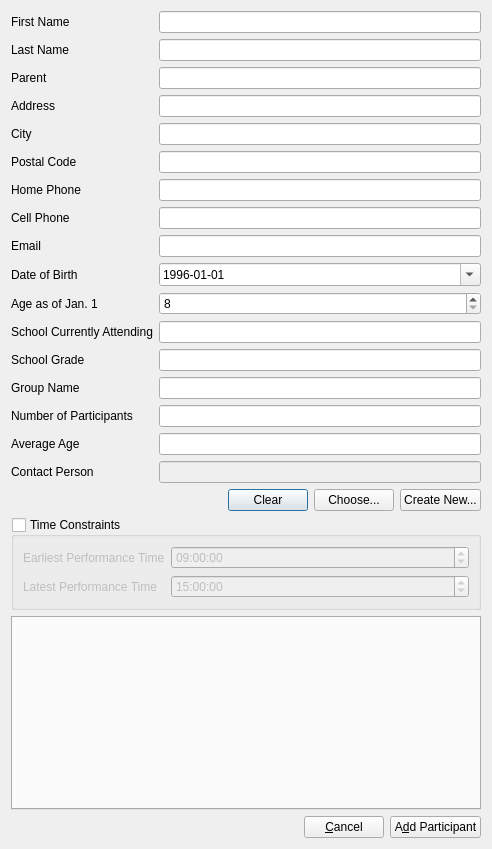
This is Forms/ui_addParticipantDialog.ui in diana134/afs as Qt 5 draws it before an edit. The edited form follows.
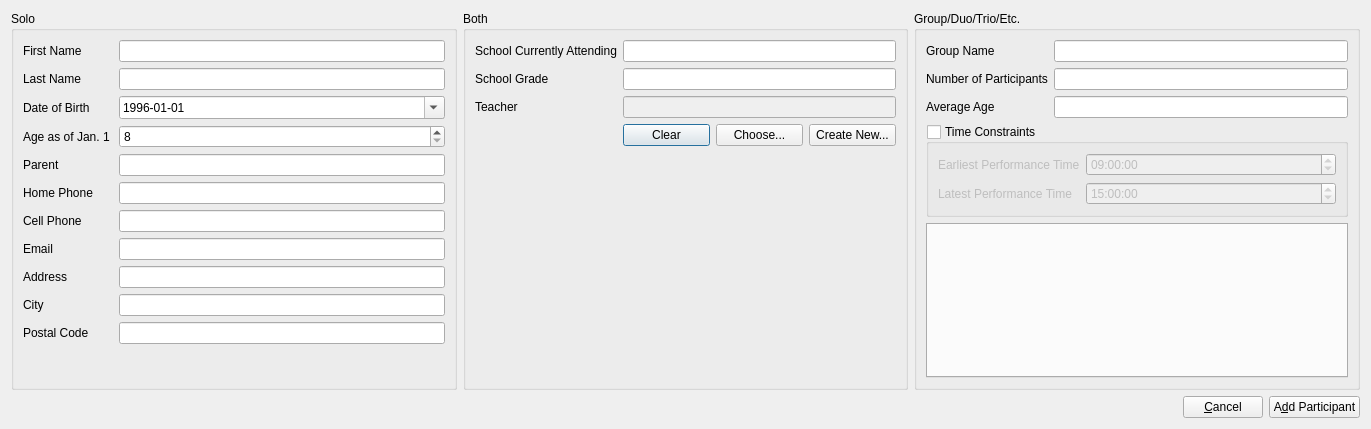
This is the edited form.

Commit message: Redesigned dialog for adding participants

```diff
--- a/Forms/ui_addParticipantDialog.ui
+++ b/Forms/ui_addParticipantDialog.ui
@@ -6,20 +6,143 @@
    <rect>
     <x>0</x>
     <y>0</y>
-    <width>492</width>
-    <height>849</height>
+    <width>1371</width>
+    <height>429</height>
    </rect>
   </property>
   <property name="windowTitle">
    <string>Dialog</string>
   </property>
   <layout class="QGridLayout" name="gridLayout">
-   <item row="0" column="0" colspan="3">
+   <item row="0" column="2">
+    <widget class="QGroupBox" name="groupBox_2">
+     <property name="title">
+      <string>Group/Duo/Trio/Etc.</string>
+     </property>
     <layout class="QFormLayout" name="formLayout">
      <property name="fieldGrowthPolicy">
       <enum>QFormLayout::AllNonFixedFieldsGrow</enum>
      </property>
      <item row="0" column="0">
+       <widget class="QLabel" name="groupNameLabel">
+        <property name="text">
+         <string>Group Name</string>
+        </property>
+       </widget>
+      </item>
+      <item row="0" column="1">
+       <widget class="QLineEdit" name="groupNameLineEdit"/>
+      </item>
+      <item row="1" column="0">
+       <widget class="QLabel" name="groupSizeLabel">
+        <property name="text">
+         <string>Number of Participants</string>
+        </property>
+       </widget>
+      </item>
+      <item row="1" column="1">
+       <widget class="QLineEdit" name="groupSizeLineEdit">
+        <property name="inputMethodHints">
+         <set>Qt::ImhDigitsOnly</set>
+        </property>
+       </widget>
+      </item>
+      <item row="2" column="0">
+       <widget class="QLabel" name="averageAgeLabel">
+        <property name="text">
+         <string>Average Age</string>
+        </property>
+       </widget>
+      </item>
+      <item row="2" column="1">
+       <widget class="QLineEdit" name="averageAgeLineEdit">
+        <property name="inputMethodHints">
+         <set>Qt::ImhDigitsOnly</set>
+        </property>
+       </widget>
+      </item>
+      <item row="3" column="0" colspan="2">
+       <widget class="QGroupBox" name="timeConstraintsGroupBox">
+        <property name="title">
+         <string>Time Constraints</string>
+        </property>
+        <property name="flat">
+         <bool>false</bool>
+        </property>
+        <property name="checkable">
+         <bool>true</bool>
+        </property>
+        <property name="checked">
+         <bool>false</bool>
+        </property>
+        <layout class="QFormLayout" name="formLayout_3">
+         <item row="0" column="0">
+          <widget class="QLabel" name="earliestPerformanceTimeLabel_2">
+           <property name="text">
+            <string>Earliest Performance Time</string>
+           </property>
+          </widget>
+         </item>
+         <item row="0" column="1">
+          <widget class="QTimeEdit" name="earliestPerformanceTimeTimeEdit">
+           <property name="time">
+            <time>
+             <hour>9</hour>
+             <minute>0</minute>
+             <second>0</second>
+            </time>
+           </property>
+          </widget>
+         </item>
+         <item row="1" column="0">
+          <widget class="QLabel" name="latestPerformanceTimeLabel_2">
+           <property name="text">
+            <string>Latest Performance Time</string>
+           </property>
+          </widget>
+         </item>
+         <item row="1" column="1">
+          <widget class="QTimeEdit" name="latestPerformanceTimeTimeEdit">
+           <property name="time">
+            <time>
+             <hour>15</hour>
+             <minute>0</minute>
+             <second>0</second>
+            </time>
+           </property>
+          </widget>
+         </item>
+        </layout>
+       </widget>
+      </item>
+      <item row="4" column="0" colspan="2">
+       <widget class="QTabWidget" name="participantTabWidget">
+        <property name="currentIndex">
+         <number>-1</number>
+        </property>
+       </widget>
+      </item>
+     </layout>
+     <zorder>groupNameLabel</zorder>
+     <zorder>groupSizeLabel</zorder>
+     <zorder>groupSizeLineEdit</zorder>
+     <zorder>averageAgeLabel</zorder>
+     <zorder>averageAgeLineEdit</zorder>
+     <zorder>groupNameLineEdit</zorder>
+     <zorder>timeConstraintsGroupBox</zorder>
+     <zorder>participantTabWidget</zorder>
+    </widget>
+   </item>
+   <item row="0" column="0">
+    <widget class="QGroupBox" name="groupBox">
+     <property name="title">
+      <string>Solo</string>
+     </property>
+     <layout class="QFormLayout" name="formLayout_2">
+      <property name="fieldGrowthPolicy">
+       <enum>QFormLayout::AllNonFixedFieldsGrow</enum>
+      </property>
+      <item row="0" column="0">
       <widget class="QLabel" name="firstNameLabel">
        <property name="text">
         <string>First Name</string>
@@ -40,225 +163,186 @@
       <widget class="QLineEdit" name="lastNameLineEdit"/>
      </item>
      <item row="2" column="0">
-      <widget class="QLabel" name="parentLabel">
+       <widget class="QLabel" name="dateOfBirthLabel">
        <property name="text">
-        <string>Parent</string>
+         <string>Date of Birth</string>
        </property>
       </widget>
      </item>
      <item row="2" column="1">
-      <widget class="QLineEdit" name="parentLineEdit"/>
+       <widget class="QDateEdit" name="dateOfBirthDateEdit">
+        <property name="autoFillBackground">
+         <bool>false</bool>
+        </property>
+        <property name="date">
+         <date>
+          <year>1996</year>
+          <month>1</month>
+          <day>1</day>
+         </date>
+        </property>
+        <property name="minimumDate">
+         <date>
+          <year>1900</year>
+          <month>1</month>
+          <day>1</day>
+         </date>
+        </property>
+        <property name="displayFormat">
+         <string>yyyy-MM-dd</string>
+        </property>
+        <property name="calendarPopup">
+         <bool>true</bool>
+        </property>
+       </widget>
      </item>
      <item row="3" column="0">
-      <widget class="QLabel" name="addressLabel">
+       <widget class="QLabel" name="ageLabel">
        <property name="text">
-        <string>Address</string>
+         <string>Age as of Jan. 1 </string>
        </property>
       </widget>
      </item>
      <item row="3" column="1">
-      <widget class="QLineEdit" name="addressLineEdit"/>
+       <widget class="QSpinBox" name="ageSpinBox">
+        <property name="minimum">
+         <number>8</number>
+        </property>
+       </widget>
      </item>
      <item row="4" column="0">
-      <widget class="QLabel" name="cityLabel">
+       <widget class="QLabel" name="parentLabel">
        <property name="text">
-        <string>City</string>
+         <string>Parent</string>
        </property>
       </widget>
      </item>
      <item row="4" column="1">
-      <widget class="QLineEdit" name="cityLineEdit"/>
+       <widget class="QLineEdit" name="parentLineEdit"/>
      </item>
      <item row="5" column="0">
-      <widget class="QLabel" name="postalCodeLabel">
-       <property name="text">
-        <string>Postal Code</string>
-       </property>
-      </widget>
-     </item>
-     <item row="5" column="1">
-      <widget class="QLineEdit" name="postalCodeLineEdit">
-       <property name="inputMethodHints">
-        <set>Qt::ImhNone</set>
-       </property>
-      </widget>
-     </item>
-     <item row="6" column="0">
       <widget class="QLabel" name="homePhoneLabel">
        <property name="text">
         <string>Home Phone</string>
        </property>
       </widget>
      </item>
-     <item row="6" column="1">
+      <item row="5" column="1">
       <widget class="QLineEdit" name="homePhoneLineEdit">
        <property name="inputMethodHints">
         <set>Qt::ImhDigitsOnly</set>
        </property>
       </widget>
      </item>
-     <item row="7" column="0">
+      <item row="6" column="0">
       <widget class="QLabel" name="cellPhoneLabel">
        <property name="text">
         <string>Cell Phone</string>
        </property>
       </widget>
      </item>
-     <item row="7" column="1">
+      <item row="6" column="1">
       <widget class="QLineEdit" name="cellPhoneLineEdit">
        <property name="inputMethodHints">
         <set>Qt::ImhDigitsOnly</set>
        </property>
       </widget>
      </item>
-     <item row="8" column="0">
+      <item row="7" column="0">
       <widget class="QLabel" name="emailLabel">
        <property name="text">
         <string>Email</string>
        </property>
       </widget>
      </item>
-     <item row="8" column="1">
+      <item row="7" column="1">
       <widget class="QLineEdit" name="emailLineEdit">
        <property name="inputMethodHints">
         <set>Qt::ImhEmailCharactersOnly</set>
        </property>
       </widget>
      </item>
+      <item row="8" column="0">
+       <widget class="QLabel" name="addressLabel">
+        <property name="text">
+         <string>Address</string>
+        </property>
+       </widget>
+      </item>
+      <item row="8" column="1">
+       <widget class="QLineEdit" name="addressLineEdit"/>
+      </item>
      <item row="9" column="0">
-      <widget class="QLabel" name="dateOfBirthLabel">
+       <widget class="QLabel" name="cityLabel">
        <property name="text">
-        <string>Date of Birth</string>
+         <string>City</string>
        </property>
       </widget>
      </item>
      <item row="9" column="1">
-      <widget class="QDateEdit" name="dateOfBirthDateEdit">
-       <property name="autoFillBackground">
-        <bool>false</bool>
-       </property>
-       <property name="date">
-        <date>
-         <year>1996</year>
-         <month>1</month>
-         <day>1</day>
-        </date>
-       </property>
-       <property name="minimumDate">
-        <date>
-         <year>1900</year>
-         <month>1</month>
-         <day>1</day>
-        </date>
-       </property>
-       <property name="displayFormat">
-        <string>yyyy-MM-dd</string>
-       </property>
-       <property name="calendarPopup">
-        <bool>true</bool>
-       </property>
-      </widget>
+       <widget class="QLineEdit" name="cityLineEdit"/>
      </item>
      <item row="10" column="0">
-      <widget class="QLabel" name="ageLabel">
+       <widget class="QLabel" name="postalCodeLabel">
        <property name="text">
-        <string>Age as of Jan. 1 </string>
+         <string>Postal Code</string>
        </property>
       </widget>
      </item>
      <item row="10" column="1">
-      <widget class="QSpinBox" name="ageSpinBox">
-       <property name="minimum">
-        <number>8</number>
+       <widget class="QLineEdit" name="postalCodeLineEdit">
+        <property name="inputMethodHints">
+         <set>Qt::ImhNone</set>
        </property>
       </widget>
      </item>
-     <item row="11" column="0">
+     </layout>
+    </widget>
+   </item>
+   <item row="0" column="1">
+    <widget class="QGroupBox" name="groupBox_3">
+     <property name="title">
+      <string>Both</string>
+     </property>
+     <layout class="QFormLayout" name="formLayout_5">
+      <item row="0" column="0">
       <widget class="QLabel" name="schoolAttendingLabel">
        <property name="text">
         <string>School Currently Attending</string>
        </property>
       </widget>
      </item>
-     <item row="11" column="1">
+      <item row="0" column="1">
       <widget class="QLineEdit" name="schoolAttendingLineEdit"/>
      </item>
-     <item row="12" column="0">
+      <item row="1" column="0">
       <widget class="QLabel" name="schoolGradeLabel">
        <property name="text">
         <string>School Grade</string>
        </property>
       </widget>
      </item>
-     <item row="12" column="1">
+      <item row="1" column="1">
       <widget class="QLineEdit" name="schoolGradeLineEdit"/>
      </item>
-     <item row="13" column="0">
-      <widget class="QLabel" name="groupNameLabel">
-       <property name="text">
-        <string>Group Name</string>
-       </property>
-      </widget>
-     </item>
-     <item row="14" column="0">
-      <widget class="QLabel" name="groupSizeLabel">
-       <property name="text">
-        <string>Number of Participants</string>
-       </property>
-      </widget>
-     </item>
-     <item row="14" column="1">
-      <widget class="QLineEdit" name="groupSizeLineEdit">
-       <property name="inputMethodHints">
-        <set>Qt::ImhDigitsOnly</set>
-       </property>
-      </widget>
-     </item>
-     <item row="15" column="0">
-      <widget class="QLabel" name="averageAgeLabel">
-       <property name="text">
-        <string>Average Age</string>
-       </property>
-      </widget>
-     </item>
-     <item row="15" column="1">
-      <widget class="QLineEdit" name="averageAgeLineEdit">
-       <property name="inputMethodHints">
-        <set>Qt::ImhDigitsOnly</set>
-       </property>
-      </widget>
-     </item>
-     <item row="16" column="0">
+      <item row="2" column="0">
       <widget class="QLabel" name="contactPersonLabel">
        <property name="text">
-        <string>Contact Person</string>
+         <string>Teacher</string>
        </property>
       </widget>
      </item>
-     <item row="16" column="1">
+      <item row="2" column="1">
       <widget class="QLineEdit" name="contactPersonLineEdit">
        <property name="enabled">
         <bool>false</bool>
        </property>
       </widget>
      </item>
-     <item row="17" column="1">
+      <item row="3" column="1">
       <layout class="QHBoxLayout" name="horizontalLayout_10">
        <item>
-        <spacer name="horizontalSpacer_3">
-         <property name="orientation">
-          <enum>Qt::Horizontal</enum>
-         </property>
-         <property name="sizeHint" stdset="0">
-          <size>
-           <width>40</width>
-           <height>20</height>
-          </size>
-         </property>
-        </spacer>
-       </item>
-       <item>
-        <widget class="QPushButton" name="clearContactBtn_2">
+         <widget class="QPushButton" name="clearContactBtn">
          <property name="text">
           <string>Clear</string>
          </property>
@@ -280,73 +364,12 @@
        </item>
       </layout>
      </item>
-     <item row="18" column="0" colspan="2">
-      <widget class="QGroupBox" name="timeConstraintsGroupBox">
-       <property name="title">
-        <string>Time Constraints</string>
-       </property>
-       <property name="flat">
-        <bool>false</bool>
-       </property>
-       <property name="checkable">
-        <bool>true</bool>
-       </property>
-       <property name="checked">
-        <bool>false</bool>
-       </property>
-       <layout class="QFormLayout" name="formLayout_3">
-        <item row="0" column="0">
-         <widget class="QLabel" name="earliestPerformanceTimeLabel_2">
-          <property name="text">
-           <string>Earliest Performance Time</string>
-          </property>
-         </widget>
-        </item>
-        <item row="0" column="1">
-         <widget class="QTimeEdit" name="earliestPerformanceTimeTimeEdit_2">
-          <property name="time">
-           <time>
-            <hour>9</hour>
-            <minute>0</minute>
-            <second>0</second>
-           </time>
-          </property>
-         </widget>
-        </item>
-        <item row="1" column="0">
-         <widget class="QLabel" name="latestPerformanceTimeLabel_2">
-          <property name="text">
-           <string>Latest Performance Time</string>
-          </property>
-         </widget>
-        </item>
-        <item row="1" column="1">
-         <widget class="QTimeEdit" name="latestPerformanceTimeTimeEdit_2">
-          <property name="time">
-           <time>
-            <hour>15</hour>
-            <minute>0</minute>
-            <second>0</second>
-           </time>
-          </property>
-         </widget>
-        </item>
        </layout>
       </widget>
      </item>
-     <item row="13" column="1">
-      <widget class="QLineEdit" name="groupNameLineEdit"/>
-     </item>
-    </layout>
-   </item>
-   <item row="1" column="0" colspan="3">
-    <widget class="QTabWidget" name="participantTabWidget">
-     <property name="currentIndex">
-      <number>-1</number>
-     </property>
-    </widget>
-   </item>
-   <item row="2" column="0">
+   <item row="1" column="2">
+    <layout class="QHBoxLayout" name="horizontalLayout">
+     <item>
     <spacer name="horizontalSpacer">
      <property name="orientation">
       <enum>Qt::Horizontal</enum>
@@ -359,19 +382,21 @@
      </property>
     </spacer>
    </item>
-   <item row="2" column="1">
-    <widget class="QPushButton" name="pushButton_2">
+     <item>
+      <widget class="QPushButton" name="cancelBtn">
      <property name="text">
       <string>&amp;Cancel</string>
      </property>
     </widget>
    </item>
-   <item row="2" column="2">
-    <widget class="QPushButton" name="pushButton">
+     <item>
+      <widget class="QPushButton" name="addParticipantBtn">
      <property name="text">
       <string>A&amp;dd Participant</string>
      </property>
     </widget>
+     </item>
+    </layout>
    </item>
   </layout>
  </widget>
```
Left out of the diff: 4 changed lines with no effect on the pictures. Lines whose indentation alone changed are shown as unchanged. The commit also changes 5 other files.
